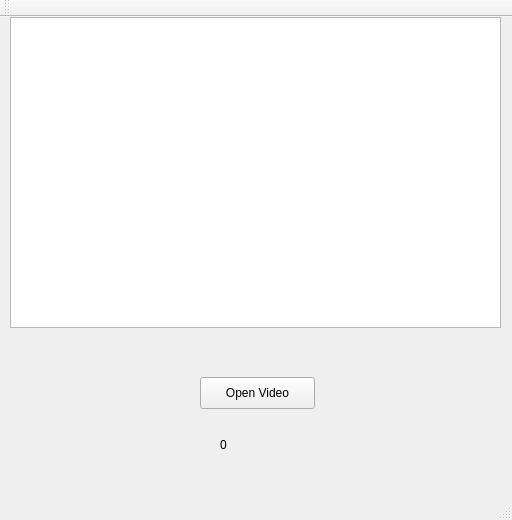
Above: classifierTrainingHelper/mainwindow.ui from craigbarstow/nerf-turret-controller before the change. Below: the same form after it.
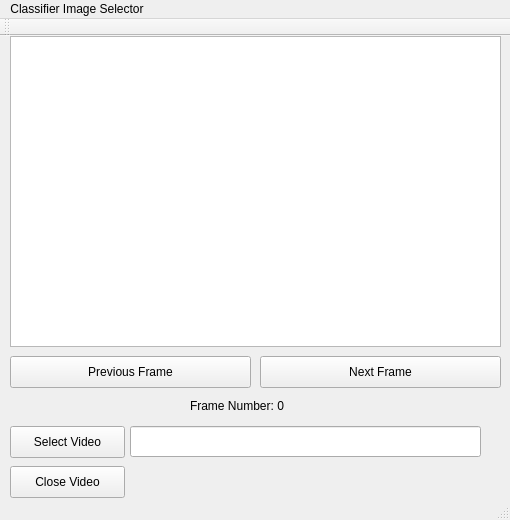
That is the form after the change.

The edit to the form file:
```diff
--- a/classifierTrainingHelper/mainwindow.ui
+++ b/classifierTrainingHelper/mainwindow.ui
@@ -6,7 +6,7 @@
    <rect>
     <x>0</x>
     <y>0</y>
-    <width>512</width>
+    <width>510</width>
     <height>520</height>
    </rect>
   </property>
@@ -27,27 +27,76 @@
    <widget class="QPushButton" name="btnOpenVideo">
     <property name="geometry">
      <rect>
-      <x>200</x>
-      <y>360</y>
+      <x>10</x>
+      <y>390</y>
       <width>115</width>
       <height>32</height>
      </rect>
     </property>
     <property name="text">
-     <string>Open Video</string>
+     <string>Select Video</string>
     </property>
    </widget>
    <widget class="QLabel" name="frameCountLabel">
     <property name="geometry">
      <rect>
-      <x>220</x>
-      <y>420</y>
-      <width>59</width>
-      <height>16</height>
+      <x>190</x>
+      <y>360</y>
+      <width>191</width>
+      <height>20</height>
      </rect>
     </property>
     <property name="text">
-     <string>0</string>
+     <string>Frame Number: 0</string>
+    </property>
+   </widget>
+   <widget class="QPushButton" name="btnPreviousFrame">
+    <property name="geometry">
+     <rect>
+      <x>10</x>
+      <y>320</y>
+      <width>241</width>
+      <height>32</height>
+     </rect>
+    </property>
+    <property name="text">
+     <string>Previous Frame</string>
+    </property>
+   </widget>
+   <widget class="QPushButton" name="btnNextFrame">
+    <property name="geometry">
+     <rect>
+      <x>260</x>
+      <y>320</y>
+      <width>241</width>
+      <height>32</height>
+     </rect>
+    </property>
+    <property name="text">
+     <string>Next Frame</string>
+    </property>
+   </widget>
+   <widget class="QPushButton" name="btnCloseVideo">
+    <property name="geometry">
+     <rect>
+      <x>10</x>
+      <y>430</y>
+      <width>115</width>
+      <height>32</height>
+     </rect>
+    </property>
+    <property name="text">
+     <string>Close Video</string>
+    </property>
+   </widget>
+   <widget class="QLineEdit" name="lineEditFilename">
+    <property name="geometry">
+     <rect>
+      <x>130</x>
+      <y>390</y>
+      <width>351</width>
+      <height>31</height>
+     </rect>
     </property>
    </widget>
   </widget>
@@ -56,10 +105,16 @@
     <rect>
      <x>0</x>
      <y>0</y>
-     <width>512</width>
+     <width>510</width>
      <height>22</height>
     </rect>
    </property>
+   <widget class="QMenu" name="menuClassifier_Image_Selector">
+    <property name="title">
+     <string>Classifier Image Selector</string>
+    </property>
+   </widget>
+   <addaction name="menuClassifier_Image_Selector"/>
   </widget>
   <widget class="QToolBar" name="mainToolBar">
    <attribute name="toolBarArea">
```
Left out of the diff: 2 changed lines with no effect on the pictures.
